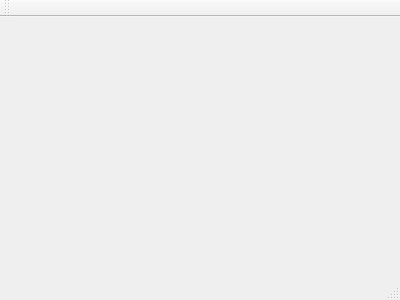
First picture: the form in src/ECM_MainWindow/mainwindow.ui, repository dmherrington/ECM-Control-System, before the edit.
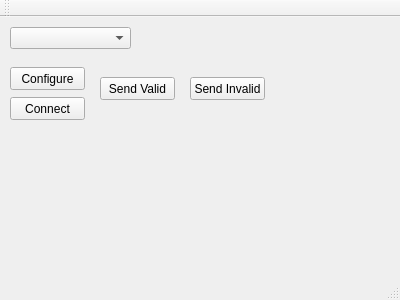
Second picture: the form after the edit.

What changed in the file:
```diff
--- a/src/ECM_MainWindow/mainwindow.ui
+++ b/src/ECM_MainWindow/mainwindow.ui
@@ -12,13 +12,91 @@
   <property name="windowTitle" >
    <string>MainWindow</string>
   </property>
-  <widget class="QMenuBar" name="menuBar" />
-  <widget class="QToolBar" name="mainToolBar" />
-  <widget class="QWidget" name="centralWidget" />
-  <widget class="QStatusBar" name="statusBar" />
+  <widget class="QWidget" name="centralWidget">
+   <widget class="QComboBox" name="comboBox">
+    <property name="geometry">
+     <rect>
+      <x>10</x>
+      <y>10</y>
+      <width>121</width>
+      <height>22</height>
+     </rect>
+    </property>
+   </widget>
+   <widget class="QPushButton" name="pushButton_ConnectSerialPort">
+    <property name="geometry">
+     <rect>
+      <x>10</x>
+      <y>80</y>
+      <width>75</width>
+      <height>23</height>
+     </rect>
+    </property>
+    <property name="text">
+     <string>Connect</string>
+    </property>
+   </widget>
+   <widget class="QPushButton" name="pushButton_SendValid">
+    <property name="geometry">
+     <rect>
+      <x>100</x>
+      <y>60</y>
+      <width>75</width>
+      <height>23</height>
+     </rect>
+    </property>
+    <property name="text">
+     <string>Send Valid</string>
+    </property>
+   </widget>
+   <widget class="QPushButton" name="pushButton_SendValid_2">
+    <property name="geometry">
+     <rect>
+      <x>190</x>
+      <y>60</y>
+      <width>75</width>
+      <height>23</height>
+     </rect>
+    </property>
+    <property name="text">
+     <string>Send Invalid</string>
+    </property>
+   </widget>
+   <widget class="QPushButton" name="pushButton_ConfigureSerialPort">
+    <property name="geometry">
+     <rect>
+      <x>10</x>
+      <y>50</y>
+      <width>75</width>
+      <height>23</height>
+     </rect>
+    </property>
+    <property name="text">
+     <string>Configure</string>
+    </property>
+   </widget>
+  </widget>
+  <widget class="QToolBar" name="mainToolBar">
+   <attribute name="toolBarArea">
+    <enum>TopToolBarArea</enum>
+   </attribute>
+   <attribute name="toolBarBreak">
+    <bool>false</bool>
+   </attribute>
+  </widget>
+  <widget class="QStatusBar" name="statusBar"/>
+  <widget class="QMenuBar" name="menuBar">
+   <property name="geometry">
+    <rect>
+     <x>0</x>
+     <y>0</y>
+     <width>400</width>
+     <height>21</height>
+    </rect>
+   </property>
+  </widget>
  </widget>
- <layoutDefault spacing="6" margin="11" />
- <pixmapfunction></pixmapfunction>
+ <layoutdefault spacing="6" margin="11"/>
  <resources/>
  <connections/>
 </ui>
```
Left out of the diff: 7 changed lines with no effect on the pictures.
